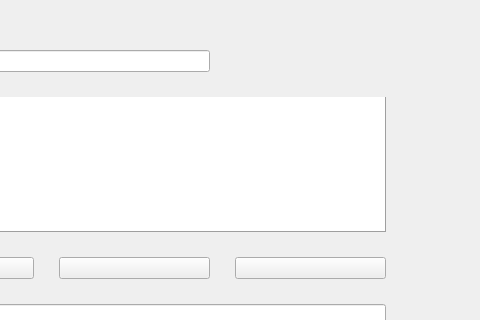
Above: src/frontend/gui/ui/sisyphus-gui.ui from redcorelinux/sisyphus before the change; both pictures show x 520 to 1000 and y 0 to 320 of the 1000 by 600 pixel window. Below: the same form after it.
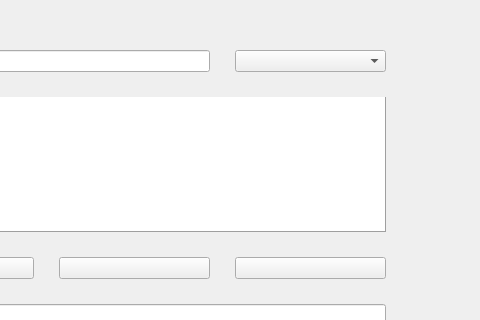
That is the form after the change. Icons and pictures are not drawn.

Commit message: implement filters

The edit to the form file:
```diff
--- a/src/frontend/gui/ui/sisyphus-gui.ui
+++ b/src/frontend/gui/ui/sisyphus-gui.ui
@@ -248,6 +248,9 @@
       <item row="1" column="0">
        <widget class="QComboBox" name="selectfield"/>
       </item>
+      <item row="1" column="4">
+       <widget class="QComboBox" name="selectfilter"/>
+      </item>
      </layout>
     </item>
     <item row="1" column="0">
```
Left out of the diff: 1 changed line with no effect on the pictures. The commit also changes 1 other file.
